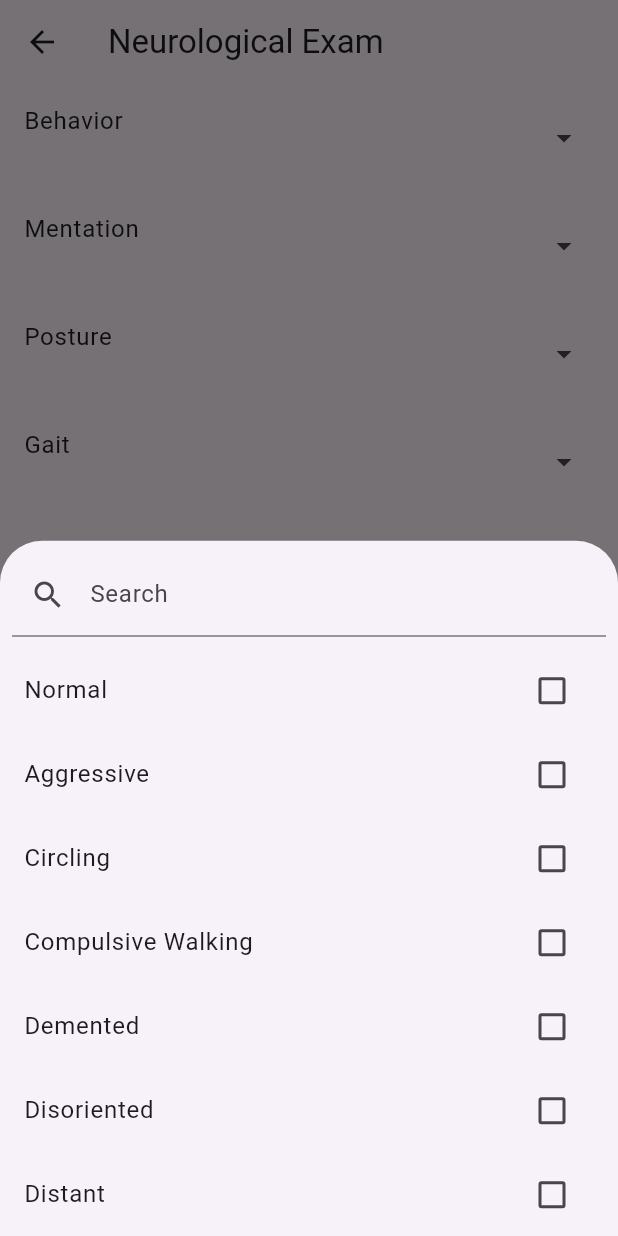
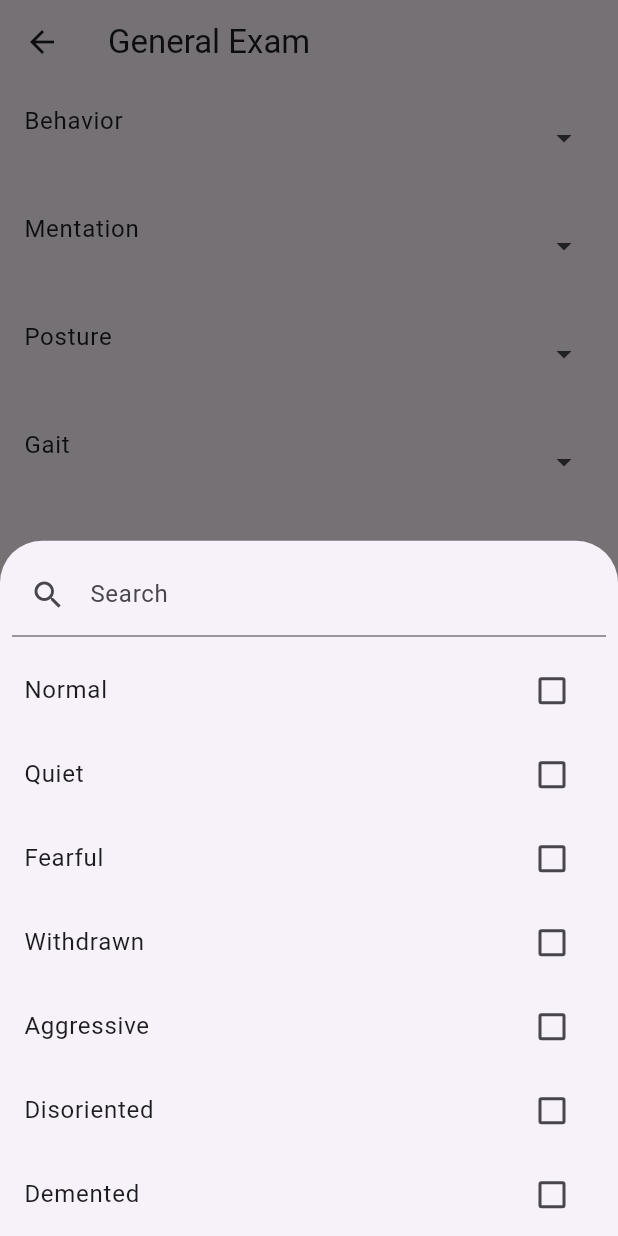
Before and after one commit to MiguelALopez1/NeuroVeTele, a Flutter app: the GeneralPage screen opened directly, after a tap on "Behavior", on a phone screen of 412 x 824 dp. Run offline on Flutter 3.47's test engine with Material 3 defaults, Android fonts, the phone set to English and light mode, and no system bars.

Commit message:
starting backend

```diff
--- a/pet_neurolocalization/lib/general_page_controller.dart
+++ b/pet_neurolocalization/lib/general_page_controller.dart
@@ -29,4 +29,8 @@ class GeneralPageController {
   void updateGaitOptions(List<String> options) {
     data.selectedGaitOptions = options;
   }
+
+  void updateInvoluntaryMovementsOptions(List<String> options) {
+    data.selectedInvoluntaryMovementsOptions = options;
+  }
 }
--- a/pet_neurolocalization/lib/general_page_model.dart
+++ b/pet_neurolocalization/lib/general_page_model.dart
@@ -3,4 +3,5 @@ class GeneralPageModel {
   List<String> selectedMentationOptions = [];
   List<String> selectedPostureOptions = [];
   List<String> selectedGaitOptions = [];
+  List<String> selectedInvoluntaryMovementsOptions = [];
 }
--- a/pet_neurolocalization/lib/general_page_view.dart
+++ b/pet_neurolocalization/lib/general_page_view.dart
@@ -10,23 +10,36 @@ class GeneralPageView extends State<GeneralPage> {
   final GeneralPageController controller = GeneralPageController();
 
   final List<String> allBehaviorOptions = [
-    "Normal", "Aggressive", "Circling", "Compulsive Walking", "Demented",
-    "Disoriented", "Distant", "Fearful", "Head Pressing", "Seizure",
-    "Star Gazing", "Withdrawn", "Yawning",
+    "Normal", "Quiet", "Fearful", "Withdrawn", "Aggressive", "Disoriented",
+    "Demented", "Sleep/Wake Cycle Change", "Voiding in House", "Loss of train behavior",
+    "Circling - Right", "Circling - Left", "Circling - Both", "Compulsive Walking",
+    "Head Pressing", "Other"
   ];
 
   final List<String> allMentationOptions = [
-    "Alert", "Dullness", "Obtunded", "Stupor", "Coma",
+    "Alert", "Lethargic", "Obtunded", "Stuporous", "Comatose",
   ];
 
   final List<String> allPostureOptions = [
     "Normal", "Head Tilt", "Head Turn", "Torticollis", "Neck Guarded",
-    "Decerebrate", "Decerebellate", "Opisthotonos", "Schiff-Sherrington",
-    "Kyphosis", "Scoliosis", "Rigid", "Risus sardonicus", "Flaccid",
+    "Archer Posture", "Holding Up Limb", "Latterally Recumbent", "Decerebrate",
+    "Decerebellate", "Opisthotonos", "Schiff-Sherrington","Kyphosis", "Scoliosis",
+    "Diffuse Rigidity", "Risus Sardonicus", "Diffuse Flaccidity",
+    "Spastic - Thoracic Limbs", "Spastic - Pelvic Limbs", "Spastic - All Limbs",
+    "Crouched Posture - Thoracic Limbs", "Crouched Posture - Pelvic Limbs",
+    "Crouched Posture - All Limbs", "Praying Posture",
   ];
 
   final List<String> allGaitOptions = [
-    "Normal", "Abnormal",
+    "Ambulatory - Normal", "Ambulatory - Lameness",
+  ];
+
+  final List<String> allInvoluntaryMovementsOptions = [
+    "Seizures - Focal", "Seizures - Generalized", "Tremors - Action Related",
+    "Tremors - Constant", "Tremors - Episodic", "Tremors - When Standing",
+    "Paroxysmal Event", "Myoclonus - Cervical", "Myoclonus - Constant",
+    "Myoclonus - Episodic", "Myokymia", "(Neuro) Myotonia", "Narcolepsy",
+    "Head Swaying",
   ];
 
   void showSearchableDropdown(List<String> allOptions, List<String> selectedOptions, String title, Function(List<String>) updateFunction) {
@@ -109,10 +122,11 @@ class GeneralPageView extends State<GeneralPage> {
 Widget build(BuildContext context) {
   return Scaffold(
     appBar: AppBar(
-        title: Text('Neurological Exam'),
+      title: Text('General Exam'),
     ),
     body: SafeArea(
       child: Column(
+        crossAxisAlignment: CrossAxisAlignment.start,
         children: <Widget>[
           buildCategoryTile(
             title: 'Behavior',
@@ -138,9 +152,16 @@ class GeneralPageView extends State<GeneralPage> {
             selectedOptions: controller.data.selectedGaitOptions,
             updateFunction: controller.updateGaitOptions,
           ),
+          buildCategoryTile(
+            title: 'Involuntary Movements',
+            allOptions: allInvoluntaryMovementsOptions,
+            selectedOptions: controller.data.selectedInvoluntaryMovementsOptions,
+            updateFunction: controller.updateInvoluntaryMovementsOptions,
+          ),
         ],
       ),
     ),
   );
 }
+
 }
--- a/pet_neurolocalization/lib/launch_page.dart
+++ b/pet_neurolocalization/lib/launch_page.dart
@@ -1,5 +1,6 @@
 import 'package:flutter/material.dart';
 import 'general_page_view.dart';
+
 class LaunchLogic {
   void onDogSelected(BuildContext context) {
     Navigator.of(context).push(MaterialPageRoute(builder: (context) => GeneralPage()));
```
Also changed, not shown: pet_neurolocalization/lib/abstract_option.dart (added, +25 -0 lines), pet_neurolocalization/lib/abstract_factory.dart (added), pet_neurolocalization/lib/abstract_nl.dart (added), pet_neurolocalization/lib/nl.dart (added), pet_neurolocalization/lib/option.dart (added). Lines whose indentation alone changed are shown as unchanged.
